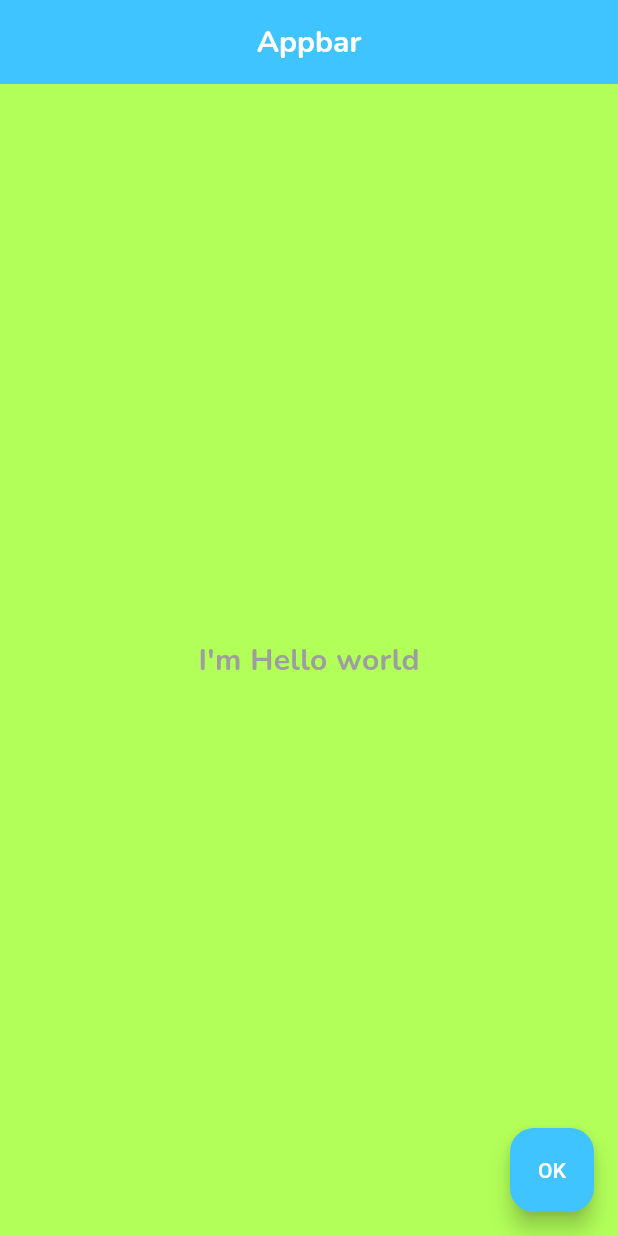
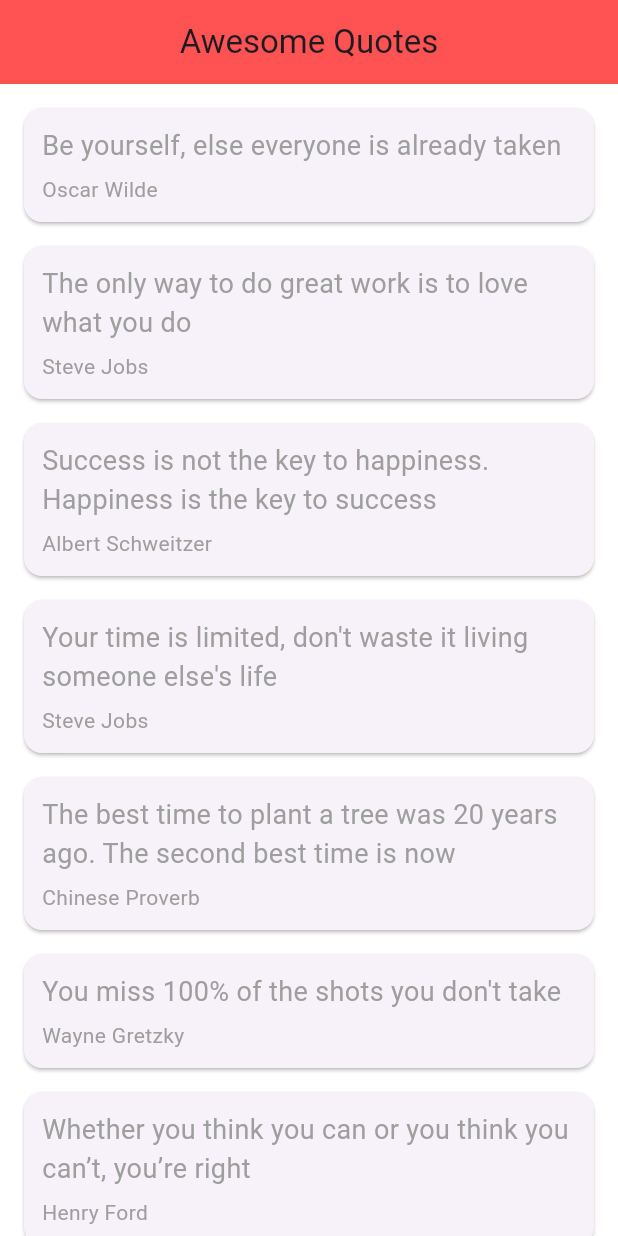
Before and after one commit to iNuman/learnFlutter, a Flutter app: the screen it shows after launch, on a phone screen of 412 x 824 dp. Run offline on Flutter 3.47's test engine with Material 3 defaults, Android fonts, the phone set to English and light mode, and no system bars.

Commit message:
data class with Cards and some quotes

```diff
--- a/lib/main.dart
+++ b/lib/main.dart
@@ -1,47 +1,32 @@
 import 'package:flutter/material.dart';
-
-void main()  => runApp(const MaterialApp(
-      home: Home()
-  ));
+import 'package:learn1/quote_card.dart';
+import 'quote.dart';
 
 
-class Home extends StatelessWidget {
-  const Home({super.key});
+void main() => runApp(const MaterialApp(
+      home: QuoteList(),
+    ));
+
+class QuoteList extends StatefulWidget {
+  const QuoteList({super.key});
+
+  @override
+  State<QuoteList> createState() => _QuoteListState();
+}
+
+class _QuoteListState extends State<QuoteList> {
 
   @override
   Widget build(BuildContext context) {
     return Scaffold(
+      backgroundColor: Colors.white,
       appBar: AppBar(
-        title: const Text("Appbar",
-            style: TextStyle(
-                fontSize: 20.0,
-                color: Colors.white,
-                fontFamily: "PoppinsBold"
-            )),
+        title: const Text("Awesome Quotes"),
         centerTitle: true,
-        backgroundColor: Colors.lightBlueAccent,
-
+        backgroundColor: Colors.redAccent,
       ),
-      body: Container(
-        padding: const EdgeInsets.all(20.0),
-        color: Colors.lightGreenAccent,
-        child: const Center(
-          child: Text("I'm Hello world",
-              style: TextStyle(
-                  fontSize: 20.0,
-                  color: Colors.grey,
-                  fontFamily: "PoppinsBold"
-              )
-          ),
-        ),
-      ),
-      floatingActionButton: FloatingActionButton(
-        onPressed: () => {},
-        backgroundColor: Colors.lightBlueAccent,
-        child: const Text("OK",
-            style: TextStyle(
-            fontSize: 14.0,
-            color: Colors.white)),
+      body: ListView(
+        children: quotes.map((quote) => QuoteCard(quote: quote)).toList(),
       ),
     );
   }
--- /dev/null
+++ b/lib/quote.dart
@@ -0,0 +1,24 @@
+class Quote {
+  late String text;
+  late String author;
+
+  Quote({ required this.text, required this.author }); // named parameter
+}
+
+List<Quote> quotes = [
+  Quote(text: "Be yourself, else everyone is already taken", author: "Oscar Wilde"),
+  Quote(text: "The only way to do great work is to love what you do", author: "Steve Jobs"),
+  Quote(text: "Success is not the key to happiness. Happiness is the key to success", author: "Albert Schweitzer"),
+  Quote(text: "Your time is limited, don't waste it living someone else's life", author: "Steve Jobs"),
+  Quote(text: "The best time to plant a tree was 20 years ago. The second best time is now", author: "Chinese Proverb"),
+  Quote(text: "You miss 100% of the shots you don't take", author: "Wayne Gretzky"),
+  Quote(text: "Whether you think you can or you think you can’t, you’re right", author: "Henry Ford"),
+  Quote(text: "Believe you can and you're halfway there", author: "Theodore Roosevelt"),
+  Quote(text: "Don't watch the clock; do what it does. Keep going", author: "Sam Levenson"),
+  Quote(text: "Strive not to be a success, but rather to be of value", author: "Albert Einstein"),
+  Quote(text: "Act as if what you do makes a difference. It does", author: "William James"),
+  Quote(text: "I have not failed. I've just found 10,000 ways that won't work", author: "Thomas Edison"),
+  Quote(text: "In the end, we will remember not the words of our enemies, but the silence of our friends", author: "Martin Luther King Jr."),
+  Quote(text: "It does not matter how slowly you go as long as you do not stop", author: "Confucius"),
+  Quote(text: "If you want to lift yourself up, lift up someone else", author: "Booker T. Washington")
+];
--- /dev/null
+++ b/lib/quote_card.dart
@@ -0,0 +1,32 @@
+import 'package:flutter/material.dart';
+import 'package:learn1/quote.dart';
+
+class QuoteCard extends StatelessWidget {
+  final Quote quote;
+
+  const QuoteCard({super.key, required this.quote});
+
+  @override
+  Widget build(BuildContext context) {
+    return Card(
+      margin: const EdgeInsets.fromLTRB(16.0, 16.0, 16.0, 0),
+      child: Padding(
+        padding: const EdgeInsets.all(12.0),
+        child: Column(
+          crossAxisAlignment: CrossAxisAlignment.stretch,
+          children: <Widget>[
+            Text(
+              quote.text,
+              style: const TextStyle(fontSize: 18.0, color: Colors.grey),
+            ),
+            const SizedBox(height: 6.0),
+            Text(
+              quote.author,
+              style: const TextStyle(fontSize: 14.0, color: Colors.grey),
+            )
+          ],
+        ),
+      ),
+    );
+  }
+}
```
